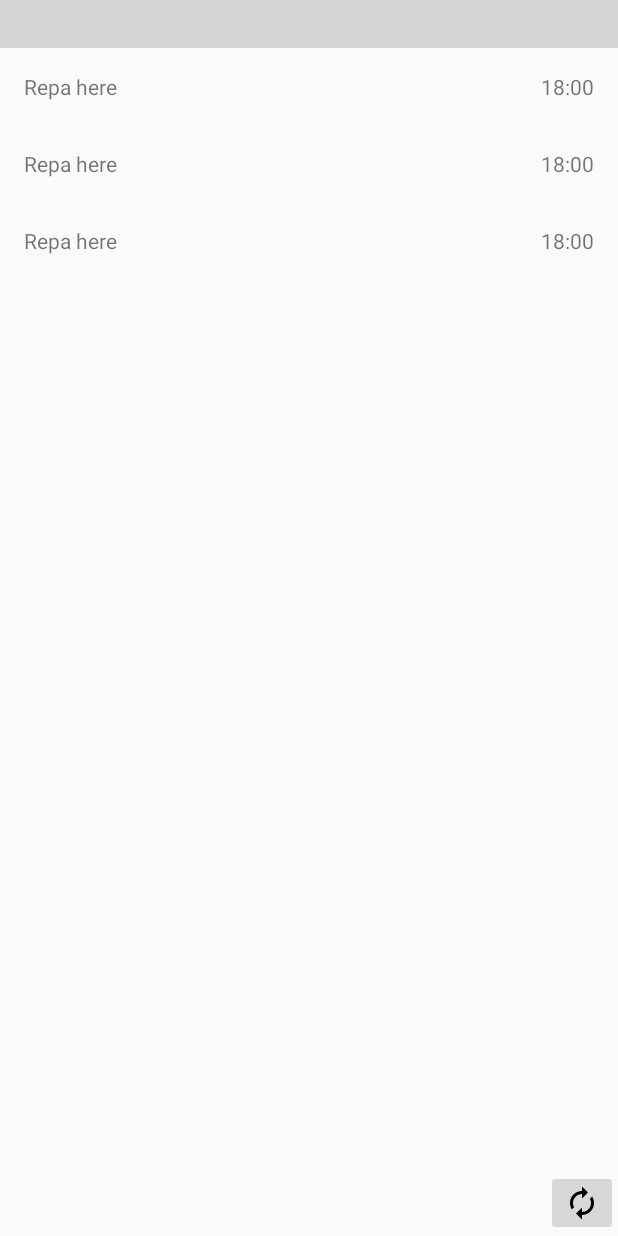
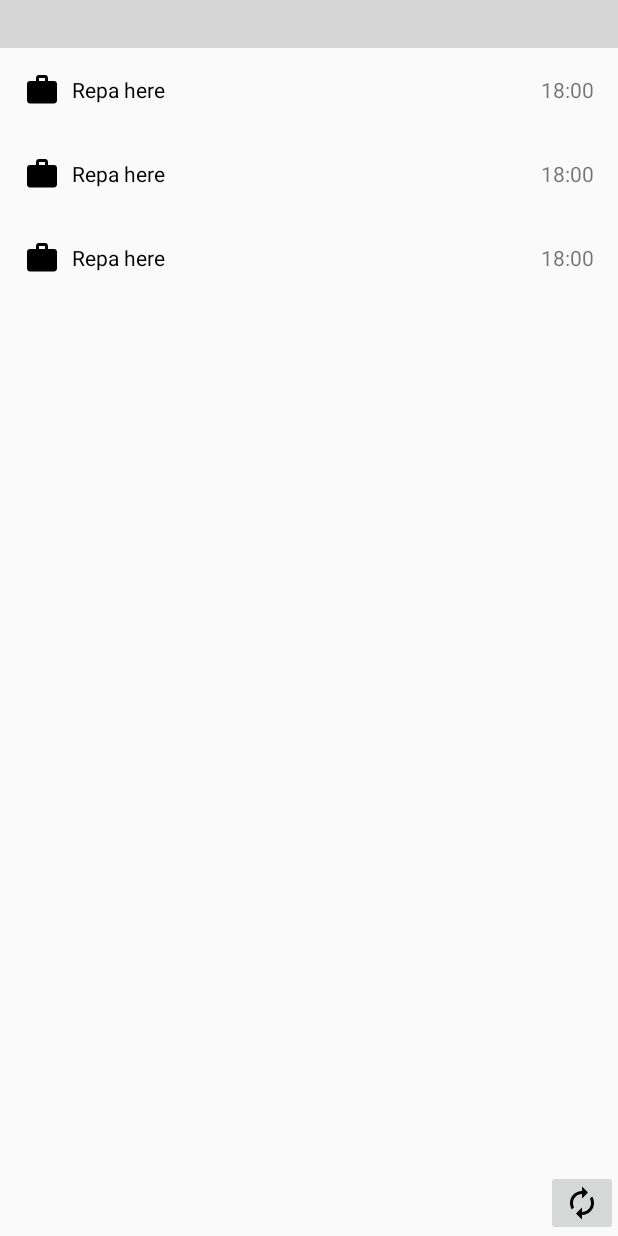
Before and after one commit to zamahaka/Cheremosh, an Android app: the layout activity_time_line.xml on its own in the app's theme, with its tools: preview values and no code run, on a phone screen of 412 x 824 dp. Run offline under Robolectric (Android 15) with nearby library versions, the light colour scheme and no system bars; plain views replace DatePickerTimeline; grey boxes are pictures that could not be loaded.

Commit message:
Add timeline view item icon

```diff
--- /dev/null
+++ b/app/src/main/res/drawable/ic_work_black_24dp.xml
@@ -0,0 +1,9 @@
+<vector xmlns:android="http://schemas.android.com/apk/res/android"
+        android:width="24dp"
+        android:height="24dp"
+        android:viewportWidth="24.0"
+        android:viewportHeight="24.0">
+    <path
+        android:fillColor="#FF000000"
+        android:pathData="M20,6h-4L16,4c0,-1.11 -0.89,-2 -2,-2h-4c-1.11,0 -2,0.89 -2,2v2L4,6c-1.11,0 -1.99,0.89 -1.99,2L2,19c0,1.11 0.89,2 2,2h16c1.11,0 2,-0.89 2,-2L22,8c0,-1.11 -0.89,-2 -2,-2zM14,6h-4L10,4h4v2z"/>
+</vector>
--- a/app/src/main/res/layout/item_event.xml
+++ b/app/src/main/res/layout/item_event.xml
@@ -1,17 +1,30 @@
 <?xml version="1.0" encoding="utf-8"?>
 <RelativeLayout xmlns:android="http://schemas.android.com/apk/res/android"
+    xmlns:app="http://schemas.android.com/apk/res-auto"
     xmlns:tools="http://schemas.android.com/tools"
     android:layout_width="match_parent"
     android:layout_height="wrap_content"
+    android:background="?selectableItemBackground"
     android:padding="16dp">
+
+    <ImageView
+        android:id="@+id/imgIcon"
+        android:layout_width="24dp"
+        android:layout_height="24dp"
+        android:layout_alignParentStart="true"
+        android:layout_centerVertical="true"
+        app:srcCompat="@drawable/ic_work_black_24dp" />
 
     <TextView
         android:id="@+id/txtName"
         android:layout_width="wrap_content"
         android:layout_height="wrap_content"
-        android:layout_alignParentStart="true"
+        android:layout_centerVertical="true"
+        android:layout_marginStart="8dp"
+        android:layout_toEndOf="@+id/imgIcon"
         android:layout_toStartOf="@+id/txtTime"
         android:gravity="start"
+        android:textColor="@android:color/black"
         tools:text="Repa here" />
 
     <TextView
@@ -19,6 +32,7 @@
         android:layout_width="wrap_content"
         android:layout_height="wrap_content"
         android:layout_alignParentEnd="true"
+        android:layout_centerVertical="true"
         tools:text="18:00" />
 
 </RelativeLayout>
```
Also changed, not shown: app/src/main/java/org/zamahaka/cheremosh/ui/timeline/adapter/TimeLineViewHolder.kt (+13 -4 lines).
